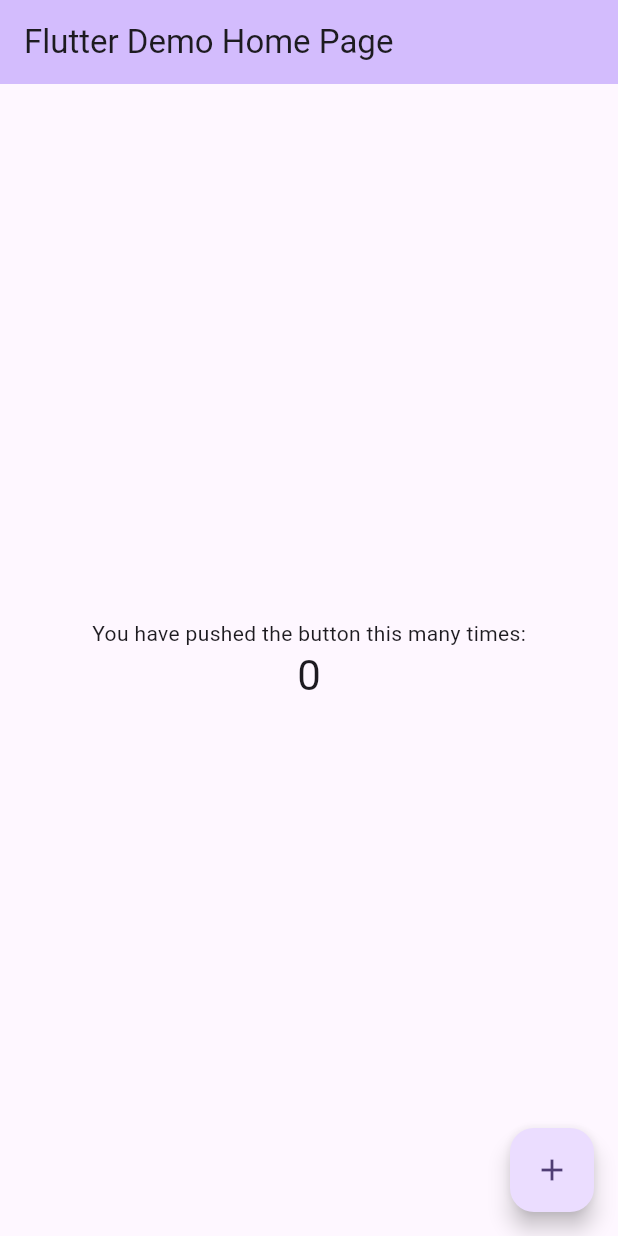
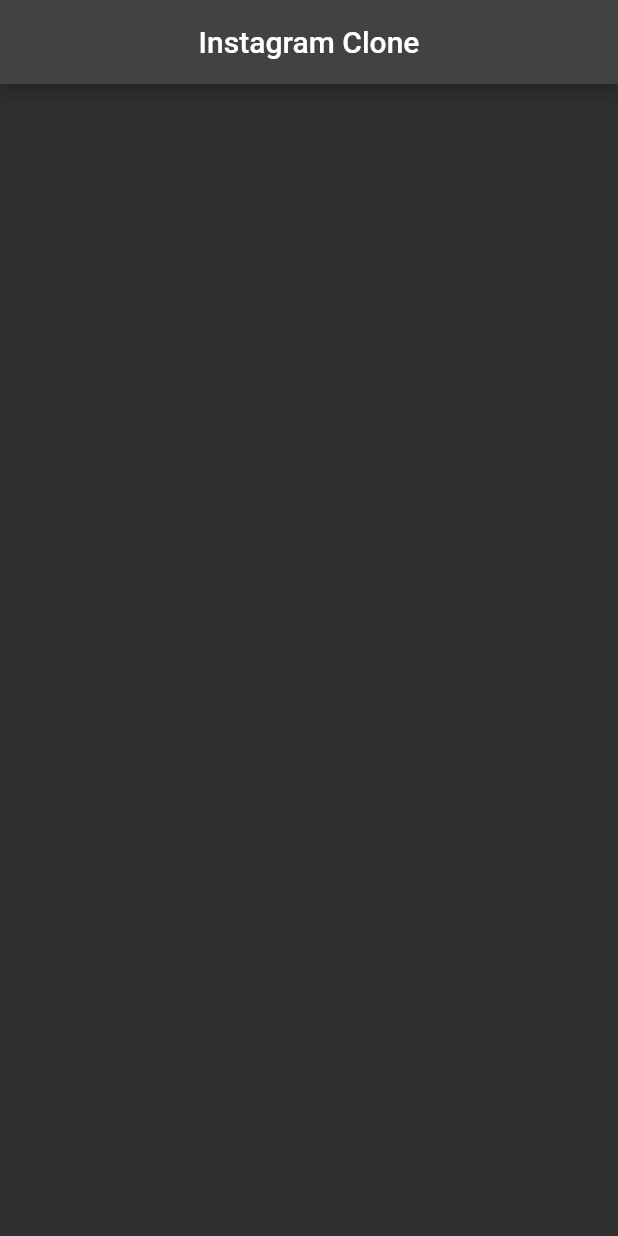
Before and after one commit to SlowedWalk/flutter_instagram_clone, a Flutter app: the screen it shows after launch, on a phone screen of 412 x 824 dp. Run offline on Flutter 3.47's test engine with Material 2 defaults, Android fonts, the phone set to English and light mode, and no system bars; our stand-ins replace firebase_core; accounts and stored records are empty.

Commit message:
added darl theme

```diff
--- a/lib/main.dart
+++ b/lib/main.dart
@@ -1,125 +1,47 @@
 import 'package:flutter/material.dart';
+import 'package:firebase_core/firebase_core.dart' show Firebase, FirebaseOptions;
 
-void main() {
-  runApp(const MyApp());
+import 'package:instagram_clone/firebase_options.dart';void main() async {
+  await Firebase.initializeApp(
+    options: DefaultFirebaseOptions.currentPlatform,
+  );
+  runApp(const App());
 }
 
-class MyApp extends StatelessWidget {
-  const MyApp({super.key});
+class App extends StatelessWidget {
+  const App({super.key});
 
   // This widget is the root of your application.
   @override
   Widget build(BuildContext context) {
     return MaterialApp(
-      title: 'Flutter Demo',
+      title: 'Instagram Clone',
       theme: ThemeData(
-        // This is the theme of your application.
-        //
-        // TRY THIS: Try running your application with "flutter run". You'll see
-        // the application has a blue toolbar. Then, without quitting the app,
-        // try changing the seedColor in the colorScheme below to Colors.green
-        // and then invoke "hot reload" (save your changes or press the "hot
-        // reload" button in a Flutter-supported IDE, or press "r" if you used
-        // the command line to start the app).
-        //
-        // Notice that the counter didn't reset back to zero; the application
-        // state is not lost during the reload. To reset the state, use hot
-        // restart instead.
-        //
-        // This works for code too, not just values: Most code changes can be
-        // tested with just a hot reload.
-        colorScheme: ColorScheme.fromSeed(seedColor: Colors.deepPurple),
-        useMaterial3: true,
+        brightness: Brightness.dark,
+        primarySwatch: Colors.blue,
       ),
-      home: const MyHomePage(title: 'Flutter Demo Home Page'),
+      darkTheme: ThemeData(
+        brightness: Brightness.dark,
+        primarySwatch: Colors.blueGrey,
+        indicatorColor: Colors.blueGrey,
+      ),
+      themeMode: ThemeMode.dark,
+      debugShowCheckedModeBanner: false,
+      home: const HomePage(),
     );
   }
 }
 
-class MyHomePage extends StatefulWidget {
-  const MyHomePage({super.key, required this.title});
-
-  // This widget is the home page of your application. It is stateful, meaning
-  // that it has a State object (defined below) that contains fields that affect
-  // how it looks.
-
-  // This class is the configuration for the state. It holds the values (in this
-  // case the title) provided by the parent (in this case the App widget) and
-  // used by the build method of the State. Fields in a Widget subclass are
-  // always marked "final".
-
-  final String title;
-
-  @override
-  State<MyHomePage> createState() => _MyHomePageState();
-}
-
-class _MyHomePageState extends State<MyHomePage> {
-  int _counter = 0;
-
-  void _incrementCounter() {
-    setState(() {
-      // This call to setState tells the Flutter framework that something has
-      // changed in this State, which causes it to rerun the build method below
-      // so that the display can reflect the updated values. If we changed
-      // _counter without calling setState(), then the build method would not be
-      // called again, and so nothing would appear to happen.
-      _counter++;
-    });
-  }
+class HomePage extends StatelessWidget {
+  const HomePage({super.key});
 
   @override
   Widget build(BuildContext context) {
-    // This method is rerun every time setState is called, for instance as done
-    // by the _incrementCounter method above.
-    //
-    // The Flutter framework has been optimized to make rerunning build methods
-    // fast, so that you can just rebuild anything that needs updating rather
-    // than having to individually change instances of widgets.
     return Scaffold(
       appBar: AppBar(
-        // TRY THIS: Try changing the color here to a specific color (to
-        // Colors.amber, perhaps?) and trigger a hot reload to see the AppBar
-        // change color while the other colors stay the same.
-        backgroundColor: Theme.of(context).colorScheme.inversePrimary,
-        // Here we take the value from the MyHomePage object that was created by
-        // the App.build method, and use it to set our appbar title.
-        title: Text(widget.title),
+        title: const Text('Instagram Clone'),
+        centerTitle: true,
       ),
-      body: Center(
-        // Center is a layout widget. It takes a single child and positions it
-        // in the middle of the parent.
-        child: Column(
-          // Column is also a layout widget. It takes a list of children and
-          // arranges them vertically. By default, it sizes itself to fit its
-          // children horizontally, and tries to be as tall as its parent.
-          //
-          // Column has various properties to control how it sizes itself and
-          // how it positions its children. Here we use mainAxisAlignment to
-          // center the children vertically; the main axis here is the vertical
-          // axis because Columns are vertical (the cross axis would be
-          // horizontal).
-          //
-          // TRY THIS: Invoke "debug painting" (choose the "Toggle Debug Paint"
-          // action in the IDE, or press "p" in the console), to see the
-          // wireframe for each widget.
-          mainAxisAlignment: MainAxisAlignment.center,
-          children: <Widget>[
-            const Text(
-              'You have pushed the button this many times:',
-            ),
-            Text(
-              '$_counter',
-              style: Theme.of(context).textTheme.headlineMedium,
-            ),
-          ],
-        ),
-      ),
-      floatingActionButton: FloatingActionButton(
-        onPressed: _incrementCounter,
-        tooltip: 'Increment',
-        child: const Icon(Icons.add),
-      ), // This trailing comma makes auto-formatting nicer for build methods.
     );
   }
 }
```
Also changed, not shown: lib/firebase_options.dart (added), 4 other files.
